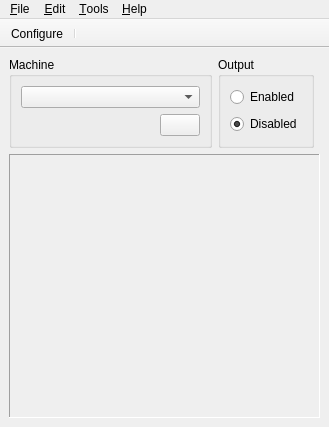
This is plover/gui_qt/main_window.ui in openstenoproject/plover as Qt 5 draws it before an edit. The edited form follows.
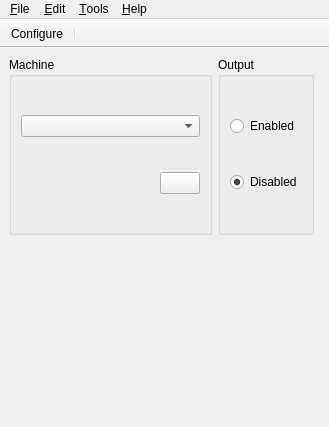
This is the edited form. Icons and pictures are not drawn. Custom widgets are drawn as their Qt base class.

Commit message:
gui_qt/dictionaries: rework widget
Switch to a list view with a custom model.

```diff
--- a/plover/gui_qt/main_window.ui
+++ b/plover/gui_qt/main_window.ui
@@ -93,24 +93,7 @@
      </widget>
     </item>
     <item row="2" column="0" colspan="3">
-     <widget class="QScrollArea" name="scroll_area">
-      <property name="frameShape">
-       <enum>QFrame::Panel</enum>
-      </property>
-      <property name="widgetResizable">
-       <bool>true</bool>
-      </property>
-      <widget class="DictionariesWidget" name="dictionaries">
-       <property name="geometry">
-        <rect>
-         <x>0</x>
-         <y>0</y>
-         <width>311</width>
-         <height>233</height>
-        </rect>
-       </property>
-      </widget>
-     </widget>
+     <widget class="DictionariesWidget" name="dictionaries" native="true"/>
     </item>
     <item row="0" column="1">
      <widget class="QGroupBox" name="groupBox">
```
Left out of the diff: 2 changed lines with no effect on the pictures. The commit also changes 4 other files.
